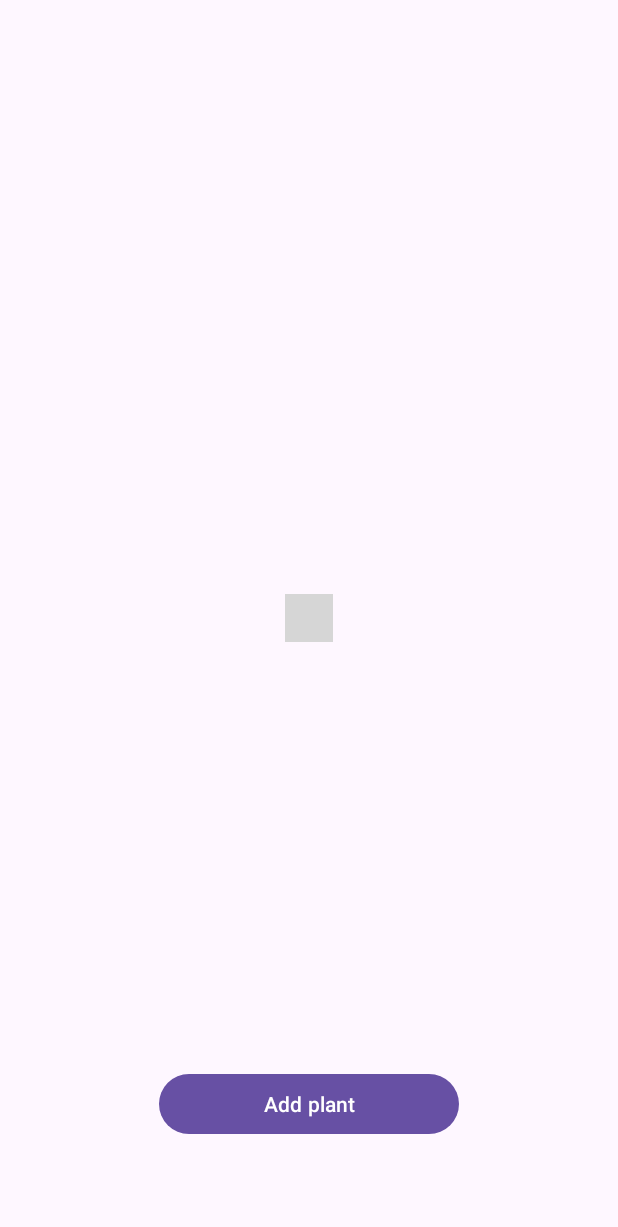
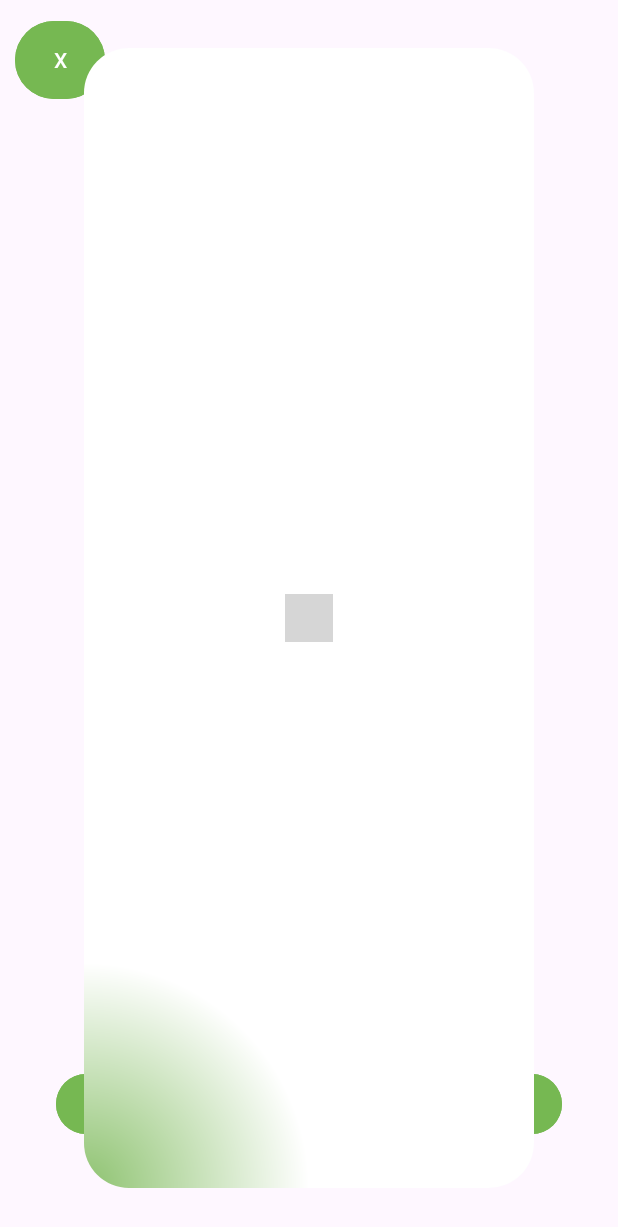
Before and after one commit to Hunerss/PlantPoints, an Android app: the screen it shows after launch (MainActivity), on a phone screen of 412 x 824 dp. Shown: the top 1227 px of the screen. Run offline under Robolectric (Android 15) with nearby library versions, the light colour scheme and no system bars; libraries missing offline, so code that uses them is left out: org.osmdroid.api, org.osmdroid.config, org.osmdroid.events, org.osmdroid.library, org.osmdroid.tileprovider and 2 more; plain views replace MapView; 29 statements that could not run were skipped; grey boxes are pictures that could not be loaded.

Commit message:
visuals part 1

```diff
--- /dev/null
+++ b/plantpoints/app/src/main/res/drawable/gradient_background.xml
@@ -0,0 +1,16 @@
+<?xml version="1.0" encoding="utf-8"?>
+<shape xmlns:android="http://schemas.android.com/apk/res/android">
+    <corners
+        android:topLeftRadius="30dp"
+        android:topRightRadius="30dp"
+        android:bottomLeftRadius="30dp"
+        android:bottomRightRadius="30dp"/>
+
+    <gradient
+        android:startColor="#8DC26F"
+        android:endColor="#fff"
+        android:gradientRadius="50%p"
+        android:centerX="0"
+        android:centerY="1"
+        android:type="radial"/>
+</shape>
--- a/plantpoints/app/src/main/res/layout/activity_main.xml
+++ b/plantpoints/app/src/main/res/layout/activity_main.xml
@@ -15,46 +15,64 @@
         app:layout_constraintStart_toStartOf="parent"
         app:layout_constraintTop_toTopOf="parent" />
 
-    <TextView
-        android:id="@+id/debug_text"
-        android:layout_width="wrap_content"
+    <Button
+        android:layout_width="60dp"
+        android:layout_height="60dp"
+        android:text="X"
+        android:layout_marginTop="10dp"
+        android:layout_marginLeft="10dp"
+        app:layout_constraintTop_toTopOf="parent"
+        app:layout_constraintStart_toStartOf="parent"
+        android:backgroundTint="#76b852"/>
+
+    <Button
+        android:id="@+id/plant_list_button"
+        android:layout_width="150dp"
         android:layout_height="wrap_content"
-        android:layout_marginBottom="300dp"
-        android:text="DEBUG"
-        app:layout_constraintBottom_toBottomOf="@+id/main_map"
-        app:layout_constraintEnd_toEndOf="parent"
+        android:layout_marginBottom="64dp"
+        android:text="Plant list"
+        app:layout_constraintBottom_toBottomOf="parent"
+        app:layout_constraintEnd_toStartOf="@id/add_plant_button"
         app:layout_constraintStart_toStartOf="parent"
-        android:visibility="gone"/>
-
-    <SeekBar
-        android:id="@+id/debug_seekbar"
-        android:layout_width="200dp"
-        android:layout_height="wrap_content"
-        android:layout_marginBottom="60dp"
-        android:max="1000"
-        android:min="0"
-        android:progress="1000"
-        app:layout_constraintBottom_toBottomOf="parent"
-        app:layout_constraintEnd_toEndOf="parent"
-        app:layout_constraintStart_toStartOf="parent"
-        android:visibility="gone"/>
+        android:backgroundTint="#76b852"/>
 
     <Button
         android:id="@+id/add_plant_button"
-        android:layout_width="200dp"
+        android:layout_width="150dp"
         android:layout_height="wrap_content"
         android:layout_marginBottom="64dp"
         android:text="Add plant"
         app:layout_constraintBottom_toBottomOf="parent"
         app:layout_constraintEnd_toEndOf="parent"
-        app:layout_constraintStart_toStartOf="parent" />
+        app:layout_constraintStart_toEndOf="@id/plant_list_button"
+        android:backgroundTint="#76b852"/>
+
+    <LinearLayout
+        android:id="@+id/plant_list_window"
+        android:layout_width="300dp"
+        android:layout_height="match_parent"
+        android:layout_marginBottom="32dp"
+        android:layout_marginTop="32dp"
+        android:background="@drawable/gradient_background"
+        android:orientation="vertical"
+        android:padding="10dp"
+        app:layout_constraintTop_toTopOf="parent"
+        app:layout_constraintBottom_toBottomOf="parent"
+        app:layout_constraintEnd_toEndOf="parent"
+        app:layout_constraintStart_toStartOf="parent">
+
+        <ListView
+            android:layout_width="match_parent"
+            android:layout_height="match_parent"/>
+
+    </LinearLayout>
 
     <LinearLayout
         android:id="@+id/add_plant_window"
         android:layout_width="300dp"
         android:layout_height="wrap_content"
         android:layout_marginBottom="32dp"
-        android:background="@color/white"
+        android:background="@drawable/gradient_background"
         android:orientation="vertical"
         android:padding="10dp"
         app:layout_constraintBottom_toBottomOf="parent"
@@ -65,7 +83,12 @@
         <TextView
             android:layout_width="wrap_content"
             android:layout_height="wrap_content"
-            android:text="Add plant" />
+            android:textSize="20dp"
+            android:textStyle="bold"
+            android:layout_marginLeft="5dp"
+            android:layout_marginBottom="5dp"
+            android:layout_marginTop="5dp"
+            android:text="ADD PLANT"/>
 
         <EditText
             android:layout_width="match_parent"
@@ -78,33 +101,54 @@
             android:layout_height="wrap_content"
             android:hint="Description"
             android:id="@+id/description_plant_box"/>
+
         <LinearLayout
             android:layout_width="match_parent"
-            android:layout_height="wrap_content" android:orientation="horizontal">
+            android:layout_height="wrap_content"
+            android:orientation="horizontal"
+            android:layout_margin="10dp">
+
             <SeekBar
-                android:layout_width="225dp"
+                android:layout_width="match_parent"
                 android:layout_height="wrap_content"
                 android:min="1"
                 android:max="50"
                 android:progress="5"
-                android:id="@+id/range_bar"/>
+                android:id="@+id/range_bar"
+                android:layout_weight="1"/>
+
             <TextView
-                android:layout_width="50dp"
-                android:layout_height="match_parent"
+                android:layout_width="wrap_content"
+                android:layout_height="wrap_content"
                 android:text="5 km"
-                android:id="@+id/range_text"
-                android:textAlignment="textEnd"/>
+                android:id="@+id/range_text"/>
+
         </LinearLayout>
+
+        <LinearLayout
+            android:layout_width="match_parent"
+            android:layout_height="wrap_content"
+            android:orientation="horizontal">
+
             <Button
                 android:layout_width="match_parent"
                 android:layout_height="wrap_content"
                 android:text="Add"
-            android:id="@+id/confirm_plant_button"/>
+                android:id="@+id/confirm_plant_button"
+                android:layout_weight="1"
+                android:layout_margin="5dp"
+                android:backgroundTint="#76b852"/>
+
             <Button
                 android:layout_width="match_parent"
                 android:layout_height="wrap_content"
                 android:text="Cancel"
-            android:id="@+id/cancel_plant_button"/>
+                android:id="@+id/cancel_plant_button"
+                android:layout_weight="1"
+                android:layout_margin="5dp"
+                android:backgroundTint="#76b852"/>
+
+        </LinearLayout>
 
     </LinearLayout>
 
```
Lines whose indentation alone changed are shown as unchanged.
